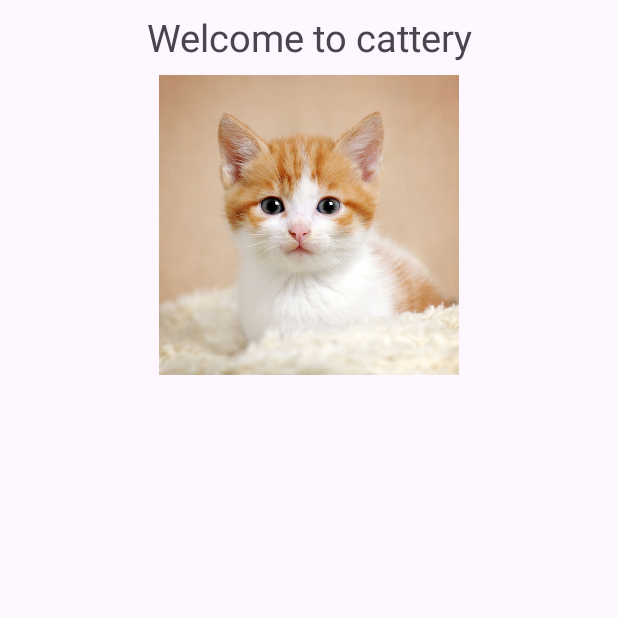
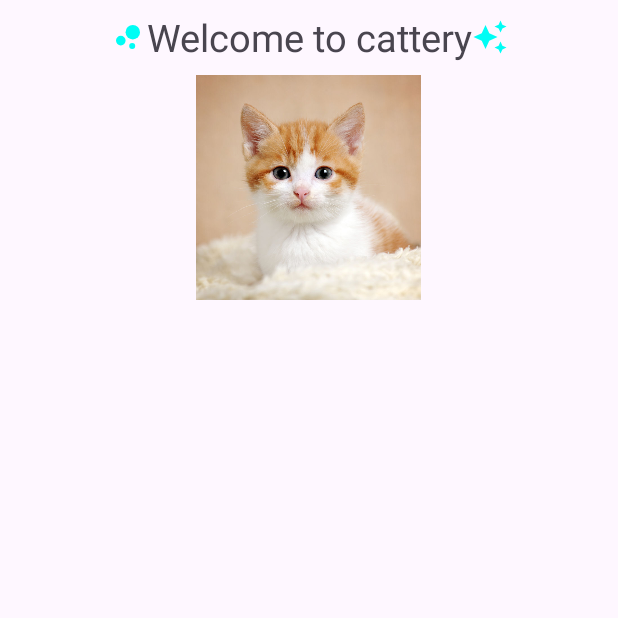
Before and after one commit to sanhuzhen/cat_cqupt, an Android app: the screen it shows after launch (MainActivity), on a phone screen of 412 x 824 dp, the top half of it. Run offline under Robolectric (Android 15) with nearby library versions, the light colour scheme and no system bars.

```diff
--- /dev/null
+++ b/app/src/main/res/drawable/baseline_auto_awesome_24.xml
@@ -0,0 +1,5 @@
+<vector android:height="24dp" android:tint="#00FDF5"
+    android:viewportHeight="24" android:viewportWidth="24"
+    android:width="24dp" xmlns:android="http://schemas.android.com/apk/res/android">
+    <path android:fillColor="@android:color/white" android:pathData="M19,9l1.25,-2.75L23,5l-2.75,-1.25L19,1l-1.25,2.75L15,5l2.75,1.25L19,9zM11.5,9.5L9,4 6.5,9.5 1,12l5.5,2.5L9,20l2.5,-5.5L17,12l-5.5,-2.5zM19,15l-1.25,2.75L15,19l2.75,1.25L19,23l1.25,-2.75L23,19l-2.75,-1.25L19,15z"/>
+</vector>
--- /dev/null
+++ b/app/src/main/res/drawable/baseline_bubble_chart_24.xml
@@ -0,0 +1,7 @@
+<vector android:height="24dp" android:tint="#00FDF5"
+    android:viewportHeight="24" android:viewportWidth="24"
+    android:width="24dp" xmlns:android="http://schemas.android.com/apk/res/android">
+    <path android:fillColor="@android:color/white" android:pathData="M7.2,14.4m-3.2,0a3.2,3.2 0,1 1,6.4 0a3.2,3.2 0,1 1,-6.4 0"/>
+    <path android:fillColor="@android:color/white" android:pathData="M14.8,18m-2,0a2,2 0,1 1,4 0a2,2 0,1 1,-4 0"/>
+    <path android:fillColor="@android:color/white" android:pathData="M15.2,8.8m-4.8,0a4.8,4.8 0,1 1,9.6 0a4.8,4.8 0,1 1,-9.6 0"/>
+</vector>
--- a/app/src/main/res/layout/activity_main.xml
+++ b/app/src/main/res/layout/activity_main.xml
@@ -11,14 +11,23 @@
         android:layout_height="50dp"
         android:gravity="center"
         android:orientation="horizontal"
-        tools:ignore="MissingConstraints,UselessLeaf">
+        tools:ignore="MissingConstraints,UseCompoundDrawables,UselessLeaf">
 
+        <ImageView
+            android:layout_width="wrap_content"
+            android:layout_height="wrap_content"
+            android:src="@drawable/baseline_bubble_chart_24"/>
         <TextView
             android:layout_width="wrap_content"
             android:layout_height="wrap_content"
             android:gravity="center"
             android:text="@string/welcome"
             android:textSize="25sp" />
+        <ImageView
+            android:layout_width="wrap_content"
+            android:layout_height="wrap_content"
+            android:src="@drawable/baseline_auto_awesome_24"
+            android:importantForAccessibility="no" />
 
 
     </LinearLayout>
@@ -27,7 +36,8 @@
         android:id="@+id/viewPager"
         android:layout_gravity="center_horizontal"
         android:layout_width="350dp"
-        android:layout_height="200dp" />
+        android:layout_height="150dp" />
+
 
 
 </LinearLayout>
```
